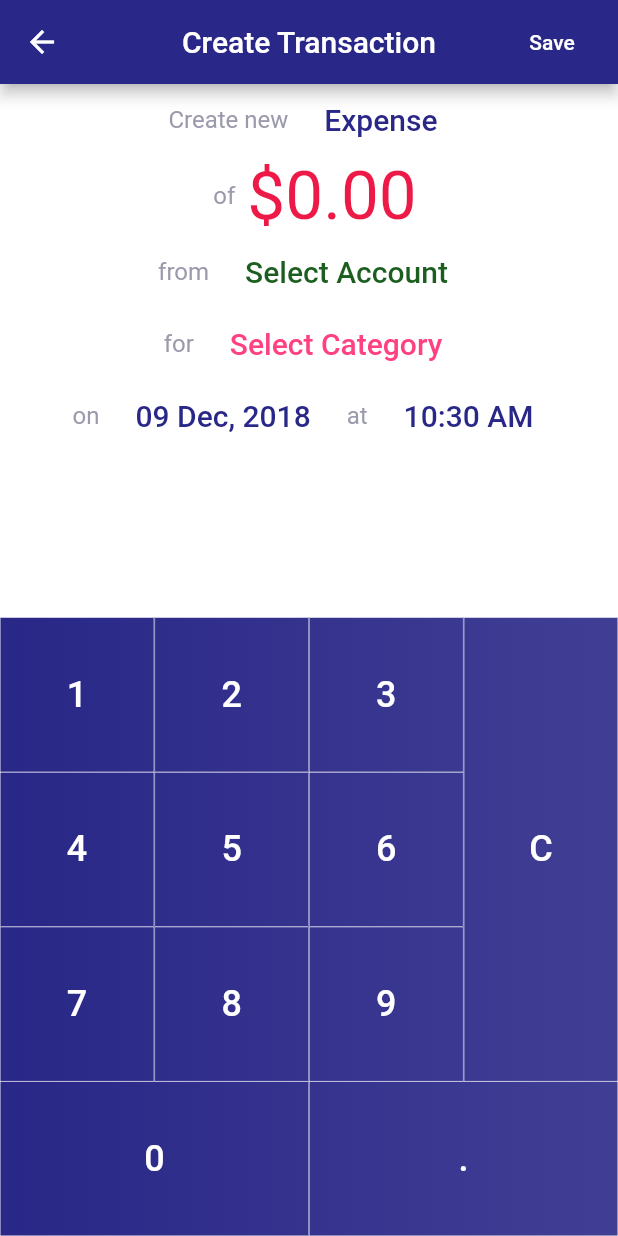
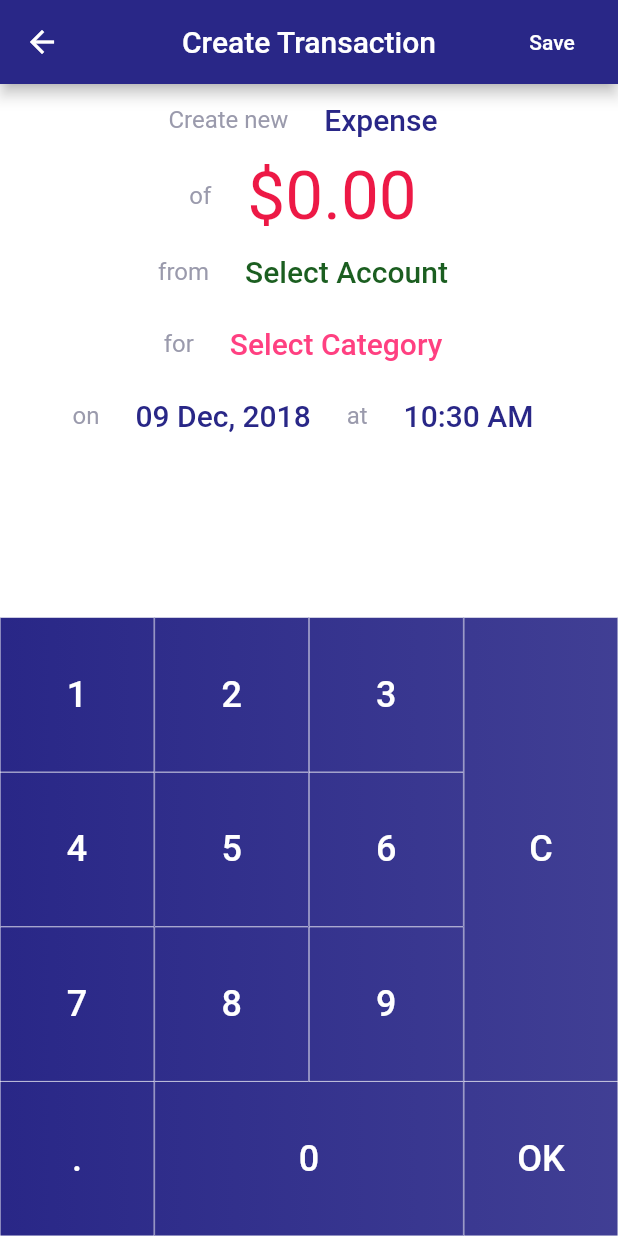
Before and after one commit to partnercloudsupport/my_wallet, a Flutter app: the screen it shows after launch, after a tap on "Add Transaction", on a phone screen of 412 x 824 dp. Run offline on Flutter 3.47's test engine with Material 2 defaults, Android fonts, the phone set to English and light mode, and no system bars; drawn by our look-alikes of auto_size_text; our stand-ins replace charts_flutter, firebase_core, firebase_database, gradient_app_bar, shared_preferences, sqflite and 1 more; missing offline and left inert: keyboard_visibility; accounts and stored records are empty; statements that could not run were skipped.

Commit message:
Summary: Change number input pad to be dismissable

```diff
--- a/lib/ui/account/create/presentation/view/create_account_view.dart
+++ b/lib/ui/account/create/presentation/view/create_account_view.dart
@@ -76,7 +76,7 @@ class _CreateAccountState extends CleanArchitectureView<CreateAccount, CreateAcc
           ),
           Align(
             alignment: Alignment.bottomCenter,
-            child: NumberInputPad(_onNumberInput, null, null),
+            child: NumberInputPad(_onNumberInput, () {}, null, null),
           )
         ],
       )
--- a/lib/ui/transaction/add/presentation/view/add_transaction_view.dart
+++ b/lib/ui/transaction/add/presentation/view/add_transaction_view.dart
@@ -12,6 +12,7 @@ import 'package:intl/intl.dart';
 import 'package:my_wallet/widget/number_input_pad.dart';
 import 'package:my_wallet/widget/conversation_row.dart';
 import 'package:my_wallet/widget/bottom_sheet_list.dart';
+import 'package:keyboard_visibility/keyboard_visibility.dart';
 
 class AddTransaction extends StatefulWidget {
   final int transactionId;
@@ -43,9 +44,14 @@ class _AddTransactionState extends CleanArchitectureView<AddTransaction, AddTran
   List<Account> _accountList = [];
   List<AppCategory> _categoryList = [];
 
+  var _showNumPad = true;
+  var keyboardSubscriptionId;
+
   @override
   void init() {
     presenter.dataView = this;
+
+    keyboardSubscriptionId = KeyboardVisibilityNotification().addNewListener(onShow: () => setState(() => _showNumPad = false));
   }
 
   @override
@@ -88,12 +94,10 @@ class _AddTransactionState extends CleanArchitectureView<AddTransaction, AddTran
           )
         ],
       ),
-      body: Column(
-        mainAxisAlignment: MainAxisAlignment.spaceBetween,
-          mainAxisSize: MainAxisSize.max,
+      body: Stack(
           children: <Widget>[
-            Center(
-              child: ListView(
+            /*Center(
+              child:*/ ListView(
                 shrinkWrap: true,
                 children: <Widget>[
                   ConversationRow(
@@ -105,7 +109,10 @@ class _AddTransactionState extends CleanArchitectureView<AddTransaction, AddTran
                       widget.transactionId == null ? "of" : "valued of",
                       _numberFormat.format(_toNumber(_number, _decimal)),
                       TransactionType.isIncome(_type) ? theme.tealAccent : TransactionType.isExpense(_type) ? theme.pinkAccent : theme.blueGrey,
-                      style: Theme.of(context).textTheme.display2),
+                      style: Theme.of(context).textTheme.display2,
+                  onPressed: () {
+                        setState(() => _showNumPad = !_showNumPad);
+                  },),
                   ConversationRow(
                       "${widget.transactionId == null ? "" : "was made "}${TransactionType.isExpense(_type) ? "from" : TransactionType.isIncome(_type) ? "into" : "from"}",
                       _account == null ? "Select Account" : _account.name,
@@ -120,10 +127,10 @@ class _AddTransactionState extends CleanArchitectureView<AddTransaction, AddTran
                   DateTimeRow(_date, _showDatePicker, _showTimePicker)
                 ],
               ),
-            ),
+//            ),
             Align(
-              alignment: Alignment.bottomCenter,
-              child: NumberInputPad(_onNumberInput, _number, _decimal),
+                alignment: Alignment.bottomCenter,
+                child: _showNumPad ? NumberInputPad(_onNumberInput, () => setState(() => _showNumPad = false), _number, _decimal) : null
             )
           ],
         ),
--- a/lib/widget/number_input_pad.dart
+++ b/lib/widget/number_input_pad.dart
@@ -4,10 +4,11 @@ import 'package:my_wallet/app_theme.dart' as theme;
 
 class NumberInputPad extends StatefulWidget {
   final Function(String, String) _onValueChanged;
+  final Function _onOkClicked;
   final String _number;
   final String _decimal;
 
-  NumberInputPad(this._onValueChanged, this._number, this._decimal);
+  NumberInputPad(this._onValueChanged, this._onOkClicked, this._number, this._decimal);
 
   @override
   State<StatefulWidget> createState() {
@@ -37,8 +38,7 @@ class _NumberInputPadState extends State<NumberInputPad> {
   Widget build(BuildContext context) {
     FocusScope.of(context).requestFocus(new FocusNode());
 
-    final numbers = ["1", "2", "3", "C", "4", "5", "6", "7", "8", "9", "0", "."];
-    final size = 100.0;
+    final numbers = ["1", "2", "3", "C", "4", "5", "6", "7", "8", "9", ".", "0", "OK"];
 
     return Container(
       decoration: BoxDecoration(
@@ -54,7 +54,7 @@ class _NumberInputPadState extends State<NumberInputPad> {
         primary: false,
         crossAxisCount: 4,
         itemCount: numbers.length,
-        itemBuilder: (BuildContext context, int index) => _createButton(numbers[index], _onButtonClick, width: size, height: size),
+        itemBuilder: (BuildContext context, int index) => _createButton(numbers[index], _onButtonClick),
         staggeredTileBuilder: (int index) => new StaggeredTile.count(_isDoubleWidth(index) ? 2 : 1, _isDoubleHeight(index) ? 3 : 1),
         crossAxisSpacing: 0.3,
       ),
@@ -63,8 +63,6 @@ class _NumberInputPadState extends State<NumberInputPad> {
 
   Widget _createButton(String title, ValueChanged<String> f, {double width, double height}) {
     return Container(
-      width: width,
-      height: height,
       decoration: BoxDecoration(
           border: Border.all(color: Colors.white, width: 0.3),
 //          color: theme.darkBlue
@@ -78,7 +76,7 @@ class _NumberInputPadState extends State<NumberInputPad> {
   }
 
   bool _isDoubleWidth(int index) {
-    return index == 10 || index == 11;
+    return index == 11;
   }
 
   void _onButtonClick(String value) {
@@ -112,6 +110,9 @@ class _NumberInputPadState extends State<NumberInputPad> {
       case ".":
         isDecimal = true;
         break;
+      case "OK":
+        widget._onOkClicked();
+        break;
     }
 
     widget._onValueChanged(number, decimal);
```
